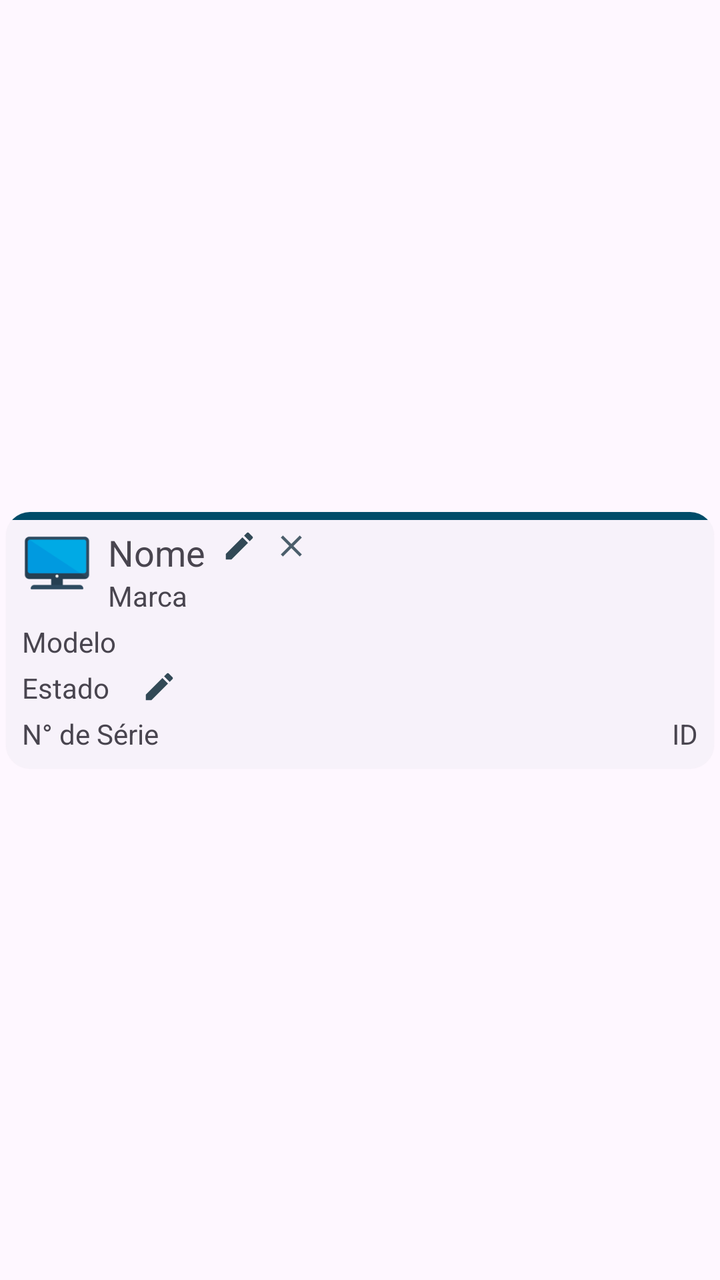
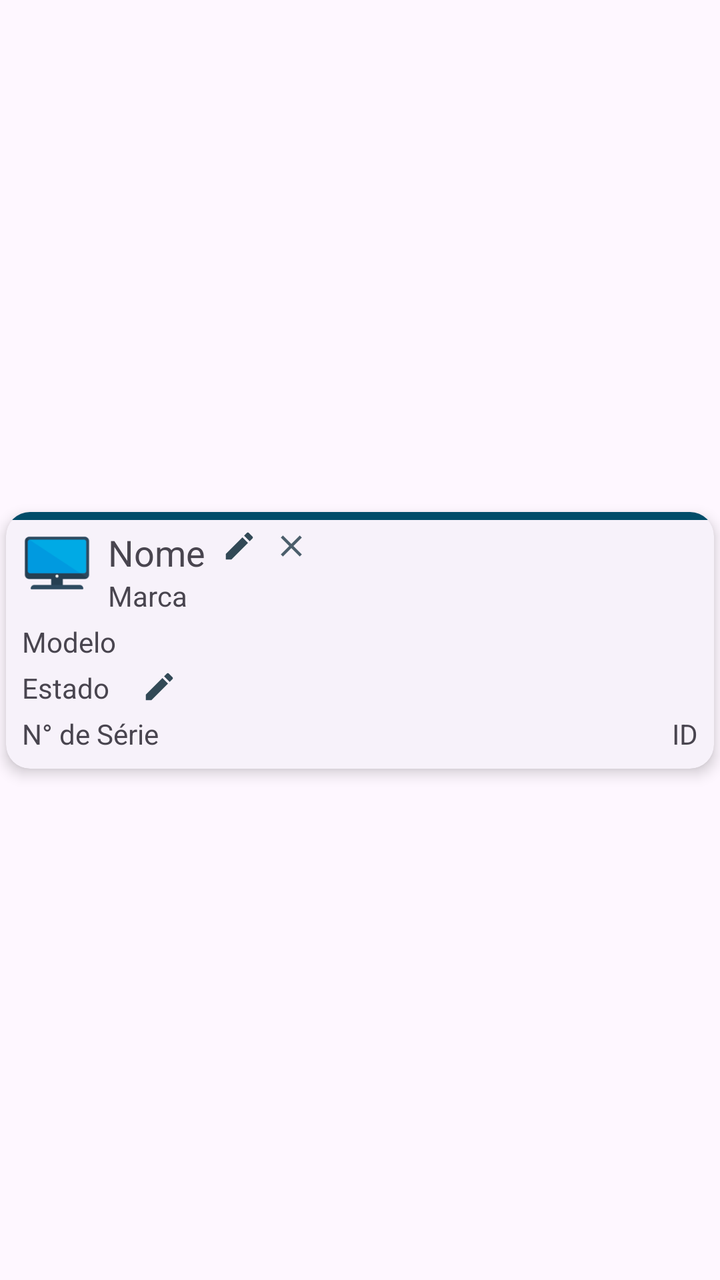

An Android layout rendered at two revisions. The XML below is the earlier revision; the diff shows what the commit changed to produce the second picture.
<!-- AndroidManifest.xml: application theme AppTheme -->
<!-- res/layout/monitores_line_view.xml -->
<?xml version="1.0" encoding="utf-8"?>
<androidx.constraintlayout.widget.ConstraintLayout xmlns:android="http://schemas.android.com/apk/res/android"
    xmlns:app="http://schemas.android.com/apk/res-auto"
    xmlns:tools="http://schemas.android.com/tools"
    android:layout_width="match_parent"
    android:layout_height="wrap_content"
    android:id="@+id/LayoutMonitorLine">

    <com.google.android.material.card.MaterialCardView
        android:layout_width="match_parent"
        android:layout_height="wrap_content"
        android:layout_marginStart="3dp"
        android:layout_marginLeft="3dp"
        android:layout_marginTop="3dp"
        android:layout_marginEnd="3dp"
        android:layout_marginRight="3dp"
        android:layout_marginBottom="3dp"
        app:layout_constraintBottom_toBottomOf="parent"
        app:layout_constraintEnd_toEndOf="parent"
        app:layout_constraintStart_toStartOf="parent"
        app:layout_constraintTop_toTopOf="parent"
        style="?attr/materialCardViewElevatedStyle">
        <LinearLayout
            android:id="@+id/linearLayout2"
            android:layout_width="match_parent"
            android:layout_height="4dp"
            android:background="@color/md_theme_primary"
            android:orientation="vertical"
            android:scaleType="fitXY"
            app:layout_constraintEnd_toEndOf="parent"
            app:layout_constraintStart_toStartOf="parent"
            app:layout_constraintTop_toTopOf="parent"></LinearLayout>

        <androidx.constraintlayout.widget.ConstraintLayout
            android:layout_width="match_parent"
            android:layout_height="wrap_content">

            <LinearLayout
                android:id="@+id/linearLayout"
                android:layout_width="match_parent"
                android:layout_height="match_parent"
                android:layout_marginStart="8dp"
                android:layout_marginLeft="8dp"
                android:layout_marginEnd="8dp"
                android:layout_marginRight="8dp"
                android:layout_marginBottom="8dp"
                android:orientation="horizontal"
                app:layout_constraintBottom_toBottomOf="parent"
                app:layout_constraintEnd_toEndOf="parent"
                app:layout_constraintStart_toStartOf="parent" />

            <TextView
                android:id="@+id/TvIdMudancaScanner"
                android:layout_width="wrap_content"
                android:layout_height="wrap_content"
                android:layout_marginStart="8dp"
                android:layout_marginLeft="8dp"
                android:layout_marginTop="8dp"
                android:text="ID"
                android:visibility="gone"
                app:layout_constraintStart_toStartOf="parent"
                app:layout_constraintTop_toTopOf="parent" />

            <ImageView
                android:id="@+id/imageView7"
                android:layout_width="35dp"
                android:layout_height="35dp"
                android:layout_marginStart="8dp"
                android:layout_marginTop="8dp"
                app:layout_constraintStart_toStartOf="parent"
                app:layout_constraintTop_toTopOf="parent"
                app:srcCompat="@drawable/monitor_icone2" />

            <TextView
                android:id="@+id/TvMonitoresViewNome"
                android:layout_width="0dp"
                android:layout_height="wrap_content"
                android:layout_marginStart="8dp"
                android:layout_marginTop="8dp"
                android:gravity="center"
                android:text="Nome"
                android:textAppearance="@style/TextAppearance.AppCompat.Medium"
                app:layout_constraintStart_toEndOf="@+id/imageView7"
                app:layout_constraintTop_toTopOf="parent" />

            <TextView
                android:id="@+id/TvMonitoresViewMarca"
                android:layout_width="0dp"
                android:layout_height="wrap_content"
                android:layout_marginStart="8dp"
                android:text="Marca"
                app:layout_constraintStart_toEndOf="@+id/imageView7"
                app:layout_constraintTop_toBottomOf="@+id/TvMonitoresViewNome" />

            <TextView
                android:id="@+id/TvMonitoresViewModelo"
                android:layout_width="0dp"
                android:layout_height="wrap_content"
                android:layout_marginStart="8dp"
                android:layout_marginTop="4dp"
                android:text="Modelo"
                app:layout_constraintStart_toStartOf="parent"
                app:layout_constraintTop_toBottomOf="@+id/TvMonitoresViewMarca" />

            <TextView
                android:id="@+id/TvMonitoresViewEstado"
                android:layout_width="0dp"
                android:layout_height="wrap_content"
                android:layout_marginStart="8dp"
                android:layout_marginTop="4dp"
                android:text="Estado"
                app:layout_constraintStart_toStartOf="parent"
                app:layout_constraintTop_toBottomOf="@+id/TvMonitoresViewModelo" />

            <ImageButton
                android:id="@+id/BtMonitoresViewEditNome"
                android:layout_width="wrap_content"
                android:layout_height="wrap_content"
                android:layout_marginStart="8dp"
                android:layout_marginTop="8dp"
                android:layout_marginEnd="8dp"
                android:background="#00FFFFFF"
                app:layout_constraintEnd_toStartOf="@+id/BtMonitoresViewRemover"
                app:layout_constraintStart_toEndOf="@+id/TvMonitoresViewNome"
                app:layout_constraintTop_toTopOf="parent"
                app:srcCompat="@drawable/edit18" />

            <ImageButton
                android:id="@+id/BtMonitoresViewRemover"
                android:layout_width="wrap_content"
                android:layout_height="wrap_content"
                android:layout_marginStart="8dp"
                android:layout_marginTop="8dp"
                android:background="#00FFFFFF"
                app:layout_constraintStart_toEndOf="@+id/BtMonitoresViewEditNome"
                app:layout_constraintTop_toTopOf="parent"
                app:srcCompat="@drawable/bt_close" />

            <TextView
                android:id="@+id/TvMonitoresViewId"
                android:layout_width="wrap_content"
                android:layout_height="wrap_content"
                android:layout_marginEnd="8dp"
                android:layout_marginBottom="8dp"
                android:text="ID"
                app:layout_constraintBottom_toBottomOf="parent"
                app:layout_constraintEnd_toEndOf="parent" />

            <ImageButton
                android:id="@+id/BtMonitoresViewEditEstado"
                android:layout_width="wrap_content"
                android:layout_height="wrap_content"
                android:layout_marginStart="16dp"
                android:layout_marginTop="4dp"
                android:background="#00FFFFFF"
                app:layout_constraintStart_toEndOf="@+id/TvMonitoresViewEstado"
                app:layout_constraintTop_toBottomOf="@+id/TvMonitoresViewModelo"
                app:srcCompat="@drawable/edit18" />

            <TextView
                android:id="@+id/TvMonitoresViewNumeroSerie"
                android:layout_width="0dp"
                android:layout_height="wrap_content"
                android:layout_marginStart="8dp"
                android:layout_marginTop="4dp"
                android:layout_marginBottom="8dp"
                android:text="N° de Série"
                app:layout_constraintBottom_toBottomOf="parent"
                app:layout_constraintStart_toStartOf="parent"
                app:layout_constraintTop_toBottomOf="@+id/TvMonitoresViewEstado" />

        </androidx.constraintlayout.widget.ConstraintLayout>
    </com.google.android.material.card.MaterialCardView>
</androidx.constraintlayout.widget.ConstraintLayout>
<!-- resources referenced by this layout -->
<resources>
  <color name="md_theme_primary">#6750A4</color>
  <!-- drawable bt_close (drawable) -->
  <vector xmlns:android="http://schemas.android.com/apk/res/android" android:alpha="0.7" android:height="18dp"
      android:tint="@color/md_theme_onPrimaryContainer" android:viewportHeight="24" android:viewportWidth="24" android:width="18dp">
        
      <path android:fillColor="@color/md_theme_onPrimaryContainer" android:pathData="M19,6.41L17.59,5 12,10.59 6.41,5 5,6.41 10.59,12 5,17.59 6.41,19 12,13.41 17.59,19 19,17.59 13.41,12z"/>
      
  </vector>
  <!-- drawable edit18 (drawable) -->
  <vector android:alpha="0.8" android:height="18dp"
      android:tint="@color/md_theme_onPrimaryContainer" android:viewportHeight="24"
      android:viewportWidth="24" android:width="18dp" xmlns:android="http://schemas.android.com/apk/res/android">
      <path android:fillColor="@color/md_theme_onPrimaryContainer" android:pathData="M3,17.25V21h3.75L17.81,9.94l-3.75,-3.75L3,17.25zM20.71,7.04c0.39,-0.39 0.39,-1.02 0,-1.41l-2.34,-2.34c-0.39,-0.39 -1.02,-0.39 -1.41,0l-1.83,1.83 3.75,3.75 1.83,-1.83z"/>
  </vector>
  <color name="md_theme_onPrimaryContainer">#21005D</color>
  <color name="md_theme_onPrimary">#FFFFFF</color>
  <color name="md_theme_primaryContainer">#EADDFF</color>
  <color name="md_theme_secondary">#625B71</color>
  <color name="md_theme_onSecondary">#FFFFFF</color>
  <color name="md_theme_secondaryContainer">#E8DEF8</color>
  <color name="md_theme_onSecondaryContainer">#1D192B</color>
  <color name="md_theme_tertiary">#7E525D</color>
  <color name="md_theme_onTertiary">#FFFFFF</color>
  <color name="md_theme_tertiaryContainer">#FFD9E1</color>
  <color name="md_theme_onTertiaryContainer">#31101B</color>
  <color name="md_theme_error">#BA1A1A</color>
  <color name="md_theme_onError">#FFFFFF</color>
  <color name="md_theme_errorContainer">#FFDAD6</color>
  <color name="md_theme_onErrorContainer">#410002</color>
  <color name="md_theme_background">#FEF7FF</color>
  <color name="md_theme_onBackground">#1D1B20</color>
  <color name="md_theme_surface">#FEF7FF</color>
  <color name="md_theme_onSurface">#1D1B20</color>
  <color name="md_theme_surfaceVariant">#E7E0EB</color>
  <color name="md_theme_onSurfaceVariant">#49454E</color>
  <color name="md_theme_outline">#7A757F</color>
  <color name="md_theme_outlineVariant">#CBC4CF</color>
  <color name="md_theme_inverseSurface">#322F35</color>
  <color name="md_theme_inverseOnSurface">#F5EFF7</color>
  <color name="md_theme_inversePrimary">#D3BCFD</color>
  <color name="md_theme_surfaceContainer_glass">#F2ECF4</color>
  <!-- unchanged entries left out for length: 2 -->
</resources>

<!-- the commit's change to res/layout/monitores_line_view.xml (unified diff, before → after) -->
@@ -19,7 +19,8 @@
         app:layout_constraintEnd_toEndOf="parent"
         app:layout_constraintStart_toStartOf="parent"
         app:layout_constraintTop_toTopOf="parent"
-        style="?attr/materialCardViewElevatedStyle">
+        style="?attr/materialCardViewElevatedStyle"
+        app:cardElevation="4dp">
         <LinearLayout
             android:id="@+id/linearLayout2"
             android:layout_width="match_parent"
